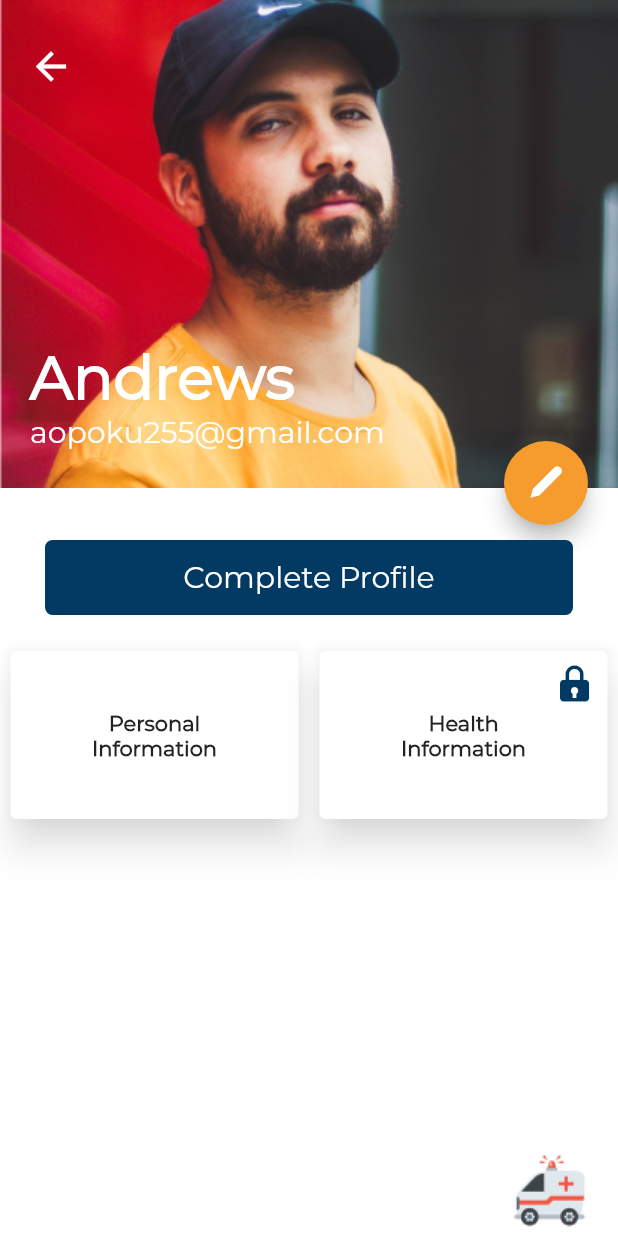
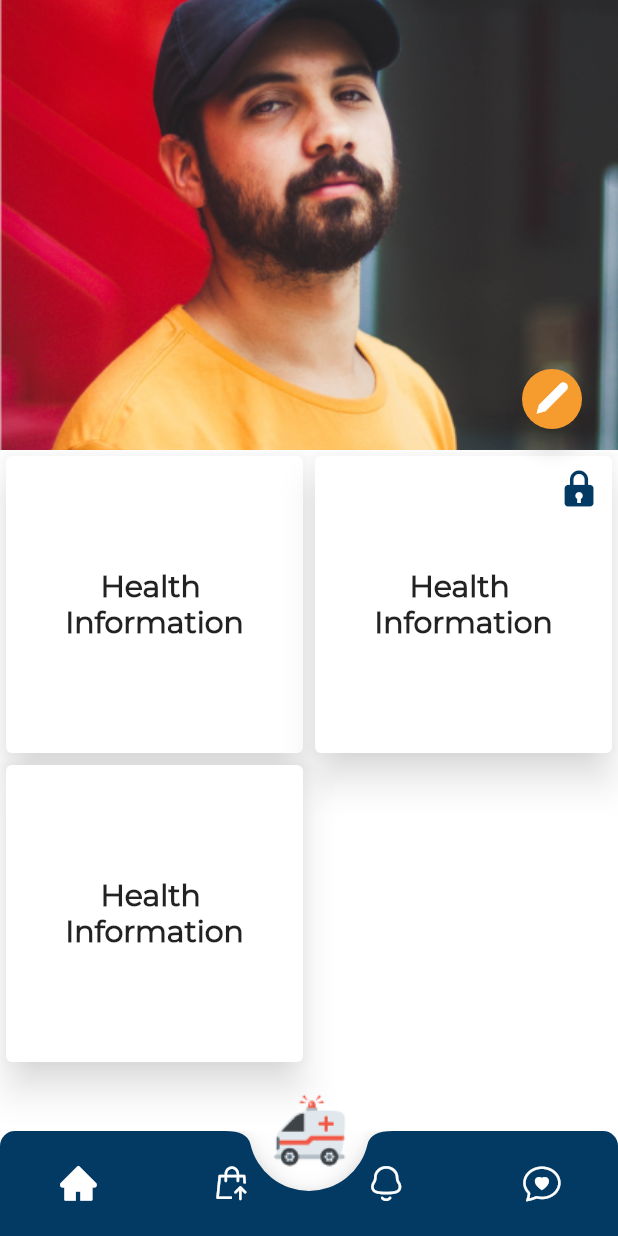
Before and after one commit to akuetteh51/ecentials, a Flutter app: the ProfileScreen screen opened directly, on a phone screen of 412 x 824 dp. Run offline on Flutter 3.47's test engine with Material 2 defaults, Android fonts, the phone set to English and light mode, and no system bars; our stand-ins replace animated_splash_screen, flutter_neumorphic, get, shared_preferences, smooth_page_indicator; accounts and stored records are empty.

```diff
--- a/lib/src/Widgets/infoCard.dart
+++ b/lib/src/Widgets/infoCard.dart
@@ -9,6 +9,7 @@ class InfoCard extends StatelessWidget {
   final Color shadowColor;
   final String topText;
   final String bottomText;
+  final onTap;
   const InfoCard({
     Key? key,
     this.showlock = false,
@@ -17,11 +18,14 @@ class InfoCard extends StatelessWidget {
     this.shadowColor = const Color(0xFFFFFFFF),
     required this.topText,
     required this.bottomText,
+    this.onTap,
   }) : super(key: key);
 
   @override
   Widget build(BuildContext context) {
-    return SizedBox(
+    return GestureDetector(
+      onTap: onTap,
+      child: SizedBox(
         width: width,
         height: height,
         child: Card(
@@ -45,16 +49,21 @@ class InfoCard extends StatelessWidget {
                   children: <Widget>[
                     Text(
                       topText,
-                    style: const TextStyle(fontWeight: FontWeight.bold),
+                      style: const TextStyle(
+                          fontWeight: FontWeight.bold, fontSize: 20),
                     ),
                     Text(
                       bottomText,
-                    style: const TextStyle(fontWeight: FontWeight.bold),
+                      style: const TextStyle(
+                          fontWeight: FontWeight.bold, fontSize: 20),
                     ),
                   ],
-              ),)
+                ),
+              )
             ],
-          ),),
+          ),
+        ),
+      ),
     );
   }
 }
--- a/lib/src/screens/UserScreens/Home/MinuteClinic/minuteClinic.dart
+++ b/lib/src/screens/UserScreens/Home/MinuteClinic/minuteClinic.dart
@@ -3,7 +3,6 @@ import 'package:ecentialsclone/src/Widgets/Dashboard.dart';
 import 'package:ecentialsclone/src/Widgets/bottomNavBar.dart';
 import 'package:ecentialsclone/src/Widgets/floatingAmbulance.dart';
 import 'package:ecentialsclone/src/screens/UserScreens/Chat/chat.dart';
-import 'package:ecentialsclone/src/screens/UserScreens/Home/MinuteClinic/minuteHome.dart';
 import 'package:ecentialsclone/src/screens/UserScreens/Home/homeScreen.dart';
 import 'package:ecentialsclone/src/screens/UserScreens/Notifications/notifications.dart';
 import 'package:ecentialsclone/src/screens/UserScreens/Store/store.dart';
--- a/lib/src/screens/UserScreens/Home/Profiles/profileScreen.dart
+++ b/lib/src/screens/UserScreens/Home/Profiles/profileScreen.dart
@@ -14,38 +14,81 @@ class ProfileScreen extends StatelessWidget {
   Widget build(BuildContext context) {
     return Scaffold(
       backgroundColor: AppColors.primaryWhiteColor,
-      floatingActionButton: FloatingAmbulance(),
-      floatingActionButtonLocation: FloatingActionButtonLocation.endDocked,
-      body: Column(
-        children: [
-          Profile(),
-          SizedBox(
-            height: 10,
+      floatingActionButton: const FloatingAmbulance(),
+      bottomNavigationBar: BottomNavBar(),
+      floatingActionButtonLocation: FloatingActionButtonLocation.centerDocked,
+      body: CustomScrollView(
+        slivers: [
+          SliverPersistentHeader(
+            delegate: CustomSliverAppBarDelegate(expandedHeight: 300),
+            pinned: true,
           ),
-          Button(
-            text: "Complete Profile",
-            width: MediaQuery.of(context).size.width - 60,
-            style: TextStyle(
-              color: AppColors.primaryWhiteColor,
-              fontSize: 20,
-            ),
-          ),
-          SizedBox(
-            height: 20,
-          ),
-          Row(
-            mainAxisAlignment: MainAxisAlignment.spaceAround,
-            children: [
-              InfoCard(topText: "Personal", bottomText: "Information"),
-              InfoCard(
-                topText: "Health",
-                bottomText: "Information",
-                showlock: true,
-              ),
-            ],
-          )
+          buildInfoCard(),
         ],
       ),
     );
   }
+
+  Widget buildInfoCard() => SliverGrid(
+        gridDelegate:
+            SliverGridDelegateWithFixedCrossAxisCount(crossAxisCount: 2),
+        delegate: SliverChildBuilderDelegate(
+            (context, index) => InfoCard(
+                  topText: "Health ",
+                  bottomText: "Information",
+                  showlock: index == 1 ? true : false,
+                ),
+            childCount: 3),
+      );
 }
+
+class CustomSliverAppBarDelegate extends SliverPersistentHeaderDelegate {
+  final double expandedHeight;
+
+  const CustomSliverAppBarDelegate({required this.expandedHeight});
+  @override
+  Widget build(
+      BuildContext context, double shrinkOffset, bool overlapsContent) {
+    return Stack(
+      fit: StackFit.expand,
+      overflow: Overflow.visible,
+      children: [
+        buildBackground(),
+        buildAppBar(shrinkOffset),
+        Positioned(
+            bottom: 10,
+            right: 20,
+            child: FloatingActionButton(
+              backgroundColor: AppColors.primaryOrangeColor,
+              mini: true,
+              onPressed: () {},
+              child: Icon(EcentialsIcons.pencil),
+            ))
+      ],
+    );
+  }
+
+  Widget buildAppBar(double shrinkOffset) => Opacity(
+        opacity: appear(shrinkOffset),
+        child: AppBar(
+          foregroundColor: AppColors.primaryWhiteColor,
+        ),
+      );
+
+  double appear(double shrinkOffset) => shrinkOffset / expandedHeight;
+
+  Widget buildBackground() => Image.asset(
+        "assets/images/profile.png",
+        fit: BoxFit.cover,
+      );
+
+  @override
+  double get maxExtent => expandedHeight;
+
+  @override
+  double get minExtent => kToolbarHeight + 30;
+
+  @override
+  bool shouldRebuild(covariant SliverPersistentHeaderDelegate oldDelegate) =>
+      false;
+}
```
Also changed, not shown: lib/src/screens/UserScreens/Home/MinuteClinic/minuteHome.dart (deleted, +0 -37 lines), lib/src/screens/UserScreens/main_screen.dart (+4 -3 lines), lib/src/screens/onboarding_screen.dart (+7 -2 lines). Lines whose indentation alone changed are shown as unchanged.
